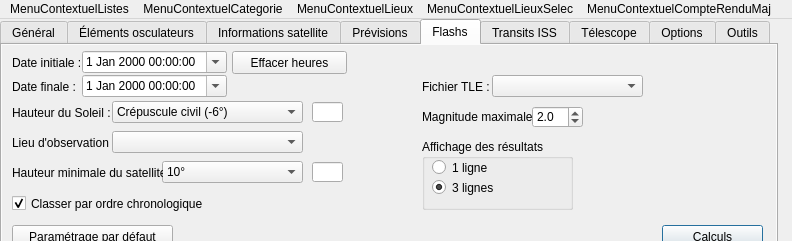
Old version of the form src/interface/onglets.ui in the repository mconsidine/previsat_archive.
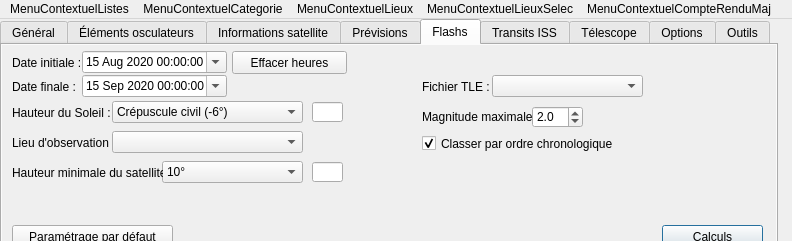
New version of the form. The open tabs and pages were chosen to show the change. Icons and pictures are not drawn.

```diff
--- a/src/interface/onglets.ui
+++ b/src/interface/onglets.ui
@@ -6421,6 +6421,16 @@
       <property name="buttonSymbols">
        <enum>QAbstractSpinBox::UpDownArrows</enum>
       </property>
+      <property name="dateTime">
+       <datetime>
+        <hour>0</hour>
+        <minute>0</minute>
+        <second>0</second>
+        <year>2020</year>
+        <month>9</month>
+        <day>15</day>
+       </datetime>
+      </property>
       <property name="calendarPopup">
        <bool>true</bool>
       </property>
@@ -6447,8 +6457,8 @@
      <widget class="QCheckBox" name="ordreChronologiqueMetOp">
       <property name="geometry">
        <rect>
-        <x>10</x>
-        <y>150</y>
+        <x>420</x>
+        <y>90</y>
         <width>201</width>
         <height>17</height>
        </rect>
@@ -6631,60 +6641,6 @@
        <string>Hauteur du Soleil :</string>
       </property>
      </widget>
-     <widget class="QGroupBox" name="groupBoxAffichageLignesMetOp">
-      <property name="geometry">
-       <rect>
-        <x>420</x>
-        <y>94</y>
-        <width>151</width>
-        <height>71</height>
-       </rect>
-      </property>
-      <property name="font">
-       <font/>
-      </property>
-      <property name="mouseTracking">
-       <bool>true</bool>
-      </property>
-      <property name="title">
-       <string>Affichage des résultats</string>
-      </property>
-      <widget class="QRadioButton" name="affichage1ligneMetOp">
-       <property name="geometry">
-        <rect>
-         <x>10</x>
-         <y>20</y>
-         <width>82</width>
-         <height>17</height>
-        </rect>
-       </property>
-       <property name="font">
-        <font/>
-       </property>
-       <property name="text">
-        <string>1 ligne</string>
-       </property>
-      </widget>
-      <widget class="QRadioButton" name="affichage3lignesMetOp">
-       <property name="geometry">
-        <rect>
-         <x>10</x>
-         <y>40</y>
-         <width>82</width>
-         <height>17</height>
-        </rect>
-       </property>
-       <property name="font">
-        <font/>
-       </property>
-       <property name="text">
-        <string>3 lignes</string>
-       </property>
-       <property name="checked">
-        <bool>true</bool>
-       </property>
-      </widget>
-     </widget>
      <widget class="QPushButton" name="parametrageDefautMetOp">
       <property name="geometry">
        <rect>
@@ -6732,6 +6688,16 @@
       <property name="buttonSymbols">
        <enum>QAbstractSpinBox::UpDownArrows</enum>
       </property>
+      <property name="dateTime">
+       <datetime>
+        <hour>0</hour>
+        <minute>0</minute>
+        <second>0</second>
+        <year>2020</year>
+        <month>8</month>
+        <day>15</day>
+       </datetime>
+      </property>
       <property name="calendarPopup">
        <bool>true</bool>
       </property>
```
Left out of the diff: 4 changed lines with no effect on the pictures.
